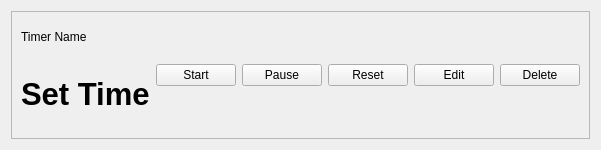
Above: timerwidget.ui from MikeParadox/study_timer before the change. Below: the same form after it.
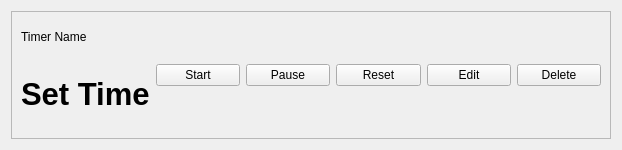
That is the form after the change.

Patch:
```diff
--- a/timerwidget.ui
+++ b/timerwidget.ui
@@ -6,7 +6,7 @@
    <rect>
     <x>0</x>
     <y>0</y>
-    <width>600</width>
+    <width>622</width>
     <height>150</height>
    </rect>
   </property>
```
